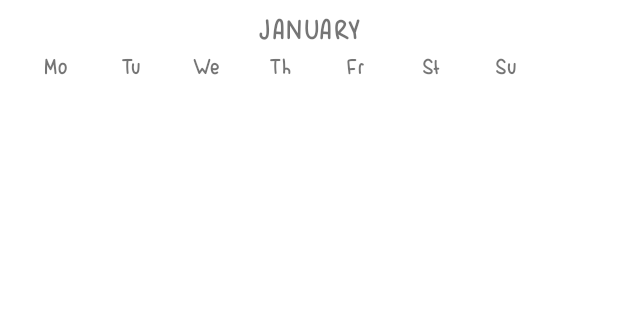
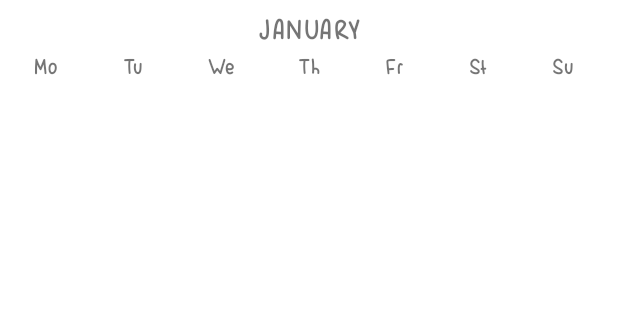
Before and after one commit to rodrigonovoas/mood-calendar-app-android, an Android app: the layout activity_main.xml on its own in the app's theme, with its tools: preview values and no code run, on a phone screen of 412 x 824 dp, the part 52-372 px from its top. Run offline under Robolectric (Android 15) with nearby library versions, the phone set to English and light mode, and no system bars.

```diff
--- a/app/src/main/res/layout/activity_main.xml
+++ b/app/src/main/res/layout/activity_main.xml
@@ -56,50 +56,57 @@
         android:layout_width="match_parent"
         android:layout_height="wrap_content"
         android:layout_marginTop="8dp"
-        android:layout_marginLeft="12dp"
+        android:layout_marginRight="8dp"
         android:orientation="horizontal"
         android:layout_below="@+id/tv_month">
 
         <TextView
-            android:layout_width="50dp"
+            android:layout_width="wrap_content"
             android:layout_height="wrap_content"
             android:textAlignment="center"
+            android:layout_weight="1"
             android:text="Mo"/>
 
         <TextView
-            android:layout_width="50dp"
+            android:layout_width="wrap_content"
             android:layout_height="wrap_content"
             android:textAlignment="center"
+            android:layout_weight="1"
             android:text="Tu"/>
 
         <TextView
-            android:layout_width="50dp"
+            android:layout_width="wrap_content"
             android:layout_height="wrap_content"
             android:textAlignment="center"
+            android:layout_weight="1"
             android:text="We"/>
 
         <TextView
-            android:layout_width="50dp"
+            android:layout_width="wrap_content"
             android:layout_height="wrap_content"
             android:textAlignment="center"
+            android:layout_weight="1"
             android:text="Th"/>
 
         <TextView
-            android:layout_width="50dp"
+            android:layout_width="wrap_content"
             android:layout_height="wrap_content"
             android:textAlignment="center"
+            android:layout_weight="1"
             android:text="Fr"/>
 
         <TextView
-            android:layout_width="50dp"
+            android:layout_width="wrap_content"
             android:layout_height="wrap_content"
             android:textAlignment="center"
+            android:layout_weight="1"
             android:text="St"/>
 
         <TextView
-            android:layout_width="50dp"
+            android:layout_width="wrap_content"
             android:layout_height="wrap_content"
             android:textAlignment="center"
+            android:layout_weight="1"
             android:text="Su"/>
 
     </LinearLayout>
@@ -109,7 +116,7 @@
         android:layout_width="match_parent"
         android:layout_height="match_parent"
         android:layout_marginTop="4dp"
-        android:layout_marginLeft="12dp"
+        android:layout_marginLeft="16dp"
         android:layout_below="@+id/ll_weeks_days" />
 
 </RelativeLayout>
```
Also changed, not shown: app/src/main/java/com/rodrigonovoa/moodcalendar/ui/mainScreen/MainActivity.kt (+11 -38 lines), app/src/main/java/com/rodrigonovoa/moodcalendar/ui/moodPopup/MoodPopupManager.kt (added, +52 -0 lines).
